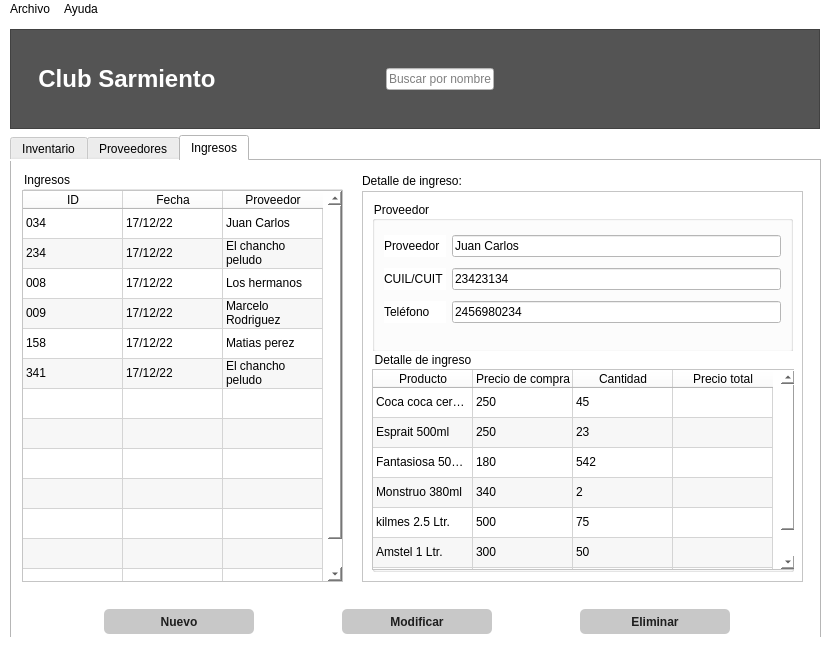
The window that windows/main.ui (HitomiD/Proyecto-Desarrollo) describes before a commit, drawn with Qt 5.
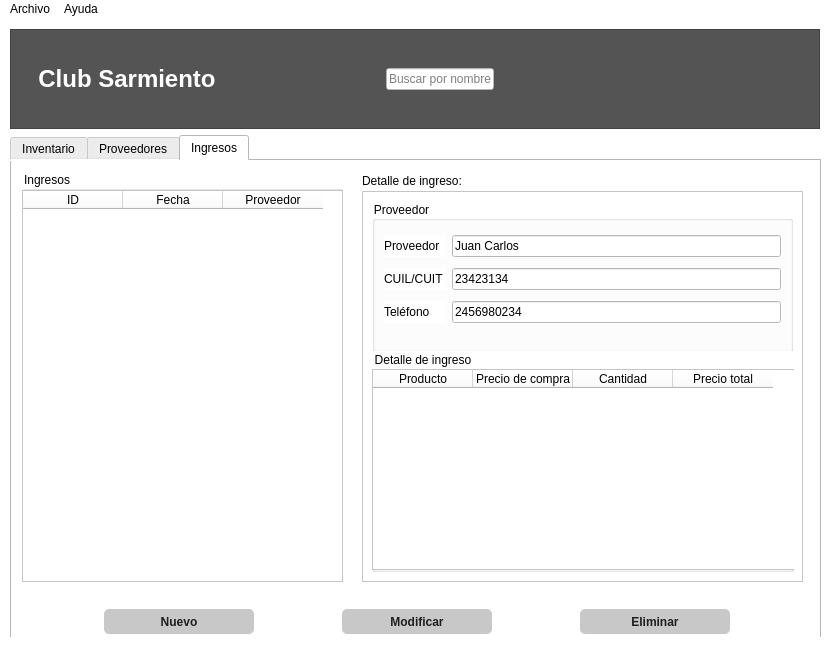
The same window after the commit. The open tabs and pages were chosen to show the change. Icons and pictures are not drawn.

Commit message: Lectura de base de datos con peewee y poblado inicial de tablas principales (excepto detalle de ingreso)

```diff
--- a/windows/main.ui
+++ b/windows/main.ui
@@ -976,41 +976,6 @@
         <attribute name="verticalHeaderVisible">
          <bool>false</bool>
         </attribute>
-        <row>
-         <property name="text">
-          <string/>
-         </property>
-        </row>
-        <row>
-         <property name="text">
-          <string/>
-         </property>
-        </row>
-        <row>
-         <property name="text">
-          <string/>
-         </property>
-        </row>
-        <row>
-         <property name="text">
-          <string/>
-         </property>
-        </row>
-        <row>
-         <property name="text">
-          <string/>
-         </property>
-        </row>
-        <row>
-         <property name="text">
-          <string/>
-         </property>
-        </row>
-        <row>
-         <property name="text">
-          <string/>
-         </property>
-        </row>
         <column>
          <property name="text">
           <string>Producto</string>
@@ -1031,121 +996,6 @@
           <string>Precio total</string>
          </property>
         </column>
-        <item row="0" column="0">
-         <property name="text">
-          <string>Coca coca cero 1L</string>
-         </property>
-        </item>
-        <item row="0" column="1">
-         <property name="text">
-          <string>250</string>
-         </property>
-        </item>
-        <item row="0" column="2">
-         <property name="text">
-          <string>45</string>
-         </property>
-        </item>
-        <item row="0" column="3">
-         <property name="text">
-          <string/>
-         </property>
-        </item>
-        <item row="1" column="0">
-         <property name="text">
-          <string>Esprait 500ml</string>
-         </property>
-        </item>
-        <item row="1" column="1">
-         <property name="text">
-          <string>250</string>
-         </property>
-        </item>
-        <item row="1" column="2">
-         <property name="text">
-          <string>23</string>
-         </property>
-        </item>
-        <item row="2" column="0">
-         <property name="text">
-          <string>Fantasiosa 500ml</string>
-         </property>
-        </item>
-        <item row="2" column="1">
-         <property name="text">
-          <string>180</string>
-         </property>
-        </item>
-        <item row="2" column="2">
-         <property name="text">
-          <string>542</string>
-         </property>
-        </item>
-        <item row="3" column="0">
-         <property name="text">
-          <string>Monstruo 380ml</string>
-         </property>
-        </item>
-        <item row="3" column="1">
-         <property name="text">
-          <string>340</string>
-         </property>
-        </item>
-        <item row="3" column="2">
-         <property name="text">
-          <string>2</string>
-         </property>
-        </item>
-        <item row="4" column="0">
-         <property name="text">
-          <string>kilmes 2.5 Ltr.</string>
-         </property>
-        </item>
-        <item row="4" column="1">
-         <property name="text">
-          <string>500</string>
-         </property>
-        </item>
-        <item row="4" column="2">
-         <property name="text">
-          <string>75</string>
-         </property>
-        </item>
-        <item row="5" column="0">
-         <property name="text">
-          <string>Amstel 1 Ltr.</string>
-         </property>
-        </item>
-        <item row="5" column="1">
-         <property name="text">
-          <string>300</string>
-         </property>
-        </item>
-        <item row="5" column="2">
-         <property name="text">
-          <string>50</string>
-         </property>
-        </item>
-        <item row="6" column="0">
-         <property name="text">
-          <string>Jack Daniels 750ml.</string>
-         </property>
-        </item>
-        <item row="6" column="1">
-         <property name="text">
-          <string>1500</string>
-         </property>
-        </item>
-        <item row="6" column="2">
-         <property name="text">
-          <string>5</string>
-         </property>
-        </item>
-        <item row="6" column="3">
-         <property name="text">
-          <string/>
-         </property>
-        </item>
        </widget>
       </widget>
      </widget>
@@ -1412,71 +1262,6 @@
        <attribute name="verticalHeaderHighlightSections">
         <bool>true</bool>
        </attribute>
-       <row>
-        <property name="text">
-         <string/>
-        </property>
-       </row>
-       <row>
-        <property name="text">
-         <string/>
-        </property>
-       </row>
-       <row>
-        <property name="text">
-         <string/>
-        </property>
-       </row>
-       <row>
-        <property name="text">
-         <string/>
-        </property>
-       </row>
-       <row>
-        <property name="text">
-         <string/>
-        </property>
-       </row>
-       <row>
-        <property name="text">
-         <string/>
-        </property>
-       </row>
-       <row>
-        <property name="text">
-         <string/>
-        </property>
-       </row>
-       <row>
-        <property name="text">
-         <string/>
-        </property>
-       </row>
-       <row>
-        <property name="text">
-         <string/>
-        </property>
-       </row>
-       <row>
-        <property name="text">
-         <string/>
-        </property>
-       </row>
-       <row>
-        <property name="text">
-         <string/>
-        </property>
-       </row>
-       <row>
-        <property name="text">
-         <string/>
-        </property>
-       </row>
-       <row>
-        <property name="text">
-         <string/>
-        </property>
-       </row>
        <column>
         <property name="text">
          <string>ID</string>
@@ -1492,96 +1277,6 @@
          <string>Proveedor</string>
         </property>
        </column>
-       <item row="0" column="0">
-        <property name="text">
-         <string>034</string>
-        </property>
-       </item>
-       <item row="0" column="1">
-        <property name="text">
-         <string>17/12/22</string>
-        </property>
-       </item>
-       <item row="0" column="2">
-        <property name="text">
-         <string>Juan Carlos</string>
-        </property>
-       </item>
-       <item row="1" column="0">
-        <property name="text">
-         <string>234</string>
-        </property>
-       </item>
-       <item row="1" column="1">
-        <property name="text">
-         <string>17/12/22</string>
-        </property>
-       </item>
-       <item row="1" column="2">
-        <property name="text">
-         <string>El chancho peludo</string>
-        </property>
-       </item>
-       <item row="2" column="0">
-        <property name="text">
-         <string>008</string>
-        </property>
-       </item>
-       <item row="2" column="1">
-        <property name="text">
-         <string>17/12/22</string>
-        </property>
-       </item>
-       <item row="2" column="2">
-        <property name="text">
-         <string>Los hermanos</string>
-        </property>
-       </item>
-       <item row="3" column="0">
-        <property name="text">
-         <string>009</string>
-        </property>
-       </item>
-       <item row="3" column="1">
-        <property name="text">
-         <string>17/12/22</string>
-        </property>
-       </item>
-       <item row="3" column="2">
-        <property name="text">
-         <string>Marcelo Rodriguez</string>
-        </property>
-       </item>
-       <item row="4" column="0">
-        <property name="text">
-         <string>158</string>
-        </property>
-       </item>
-       <item row="4" column="1">
-        <property name="text">
-         <string>17/12/22</string>
-        </property>
-       </item>
-       <item row="4" column="2">
-        <property name="text">
-         <string>Matias perez</string>
-        </property>
-       </item>
-       <item row="5" column="0">
-        <property name="text">
-         <string>341</string>
-        </property>
-       </item>
-       <item row="5" column="1">
-        <property name="text">
-         <string>17/12/22</string>
-        </property>
-       </item>
-       <item row="5" column="2">
-        <property name="text">
-         <string>El chancho peludo</string>
-        </property>
-       </item>
       </widget>
      </widget>
      <widget class="QLabel" name="label_4">
```
Left out of the diff: 4 changed lines with no effect on the pictures. The commit also changes 2 other files.
